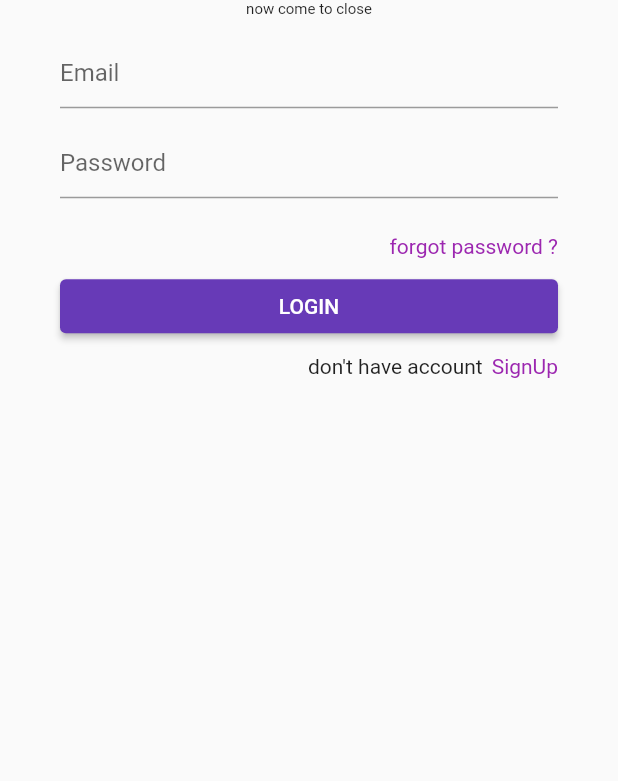
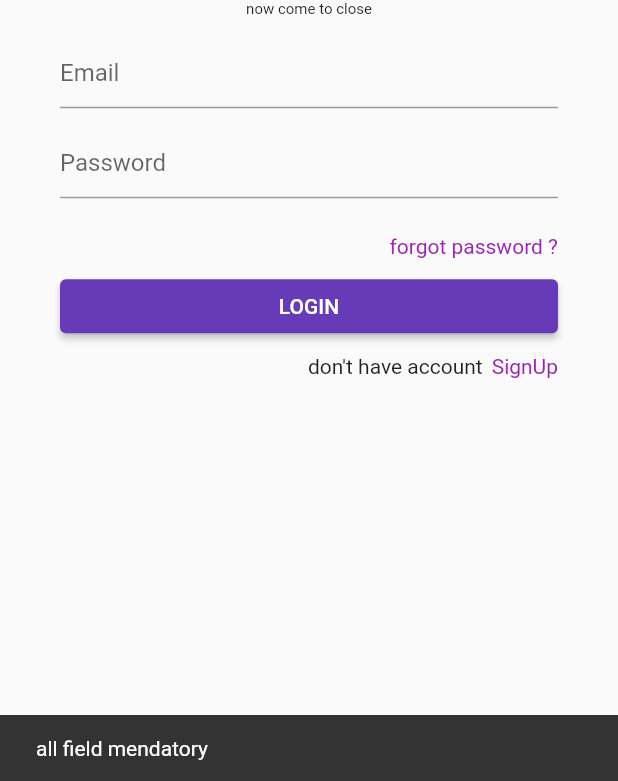
Before and after one commit to farmanzia/flutter_chat_app, a Flutter app: the screen it shows after launch, after a tap on "LOGIN", on a phone screen of 412 x 824 dp, the part 455-1236 px from its top. Run offline on Flutter 3.47's test engine with Material 2 defaults, Android fonts, the phone set to English and light mode, and no system bars; our stand-ins replace cloud_firestore, firebase_auth, firebase_core; accounts and stored records are empty.

```diff
--- a/lib/main.dart
+++ b/lib/main.dart
@@ -4,9 +4,9 @@ import 'package:flutter/material.dart';
 
 import 'screen/login.dart';
 
-void main() async {
+Future main() async {
   WidgetsFlutterBinding.ensureInitialized();
-  await Firebase.initializeApp;
+  await Firebase.initializeApp();
 
   runApp(const MyApp());
 }
--- a/lib/screen/login.dart
+++ b/lib/screen/login.dart
@@ -1,5 +1,8 @@
 import 'package:chatapp_firebase/screen/signup.dart';
+import 'package:firebase_auth/firebase_auth.dart';
 import 'package:flutter/material.dart';
+
+import 'home.dart';
 
 class LogInScreen extends StatefulWidget {
   const LogInScreen({Key? key}) : super(key: key);
@@ -9,6 +12,37 @@ class LogInScreen extends StatefulWidget {
 }
 
 class _LogInScreenState extends State<LogInScreen> {
+  TextEditingController emailController = TextEditingController();
+  TextEditingController passwordController = TextEditingController();
+  User? user;
+  checkValues() async {
+    if (emailController.text.trim() == "" || passwordController.text == "") {
+      ScaffoldMessenger.of(context)
+          .showSnackBar(SnackBar(content: Text("all field mendatory")));
+    } else {
+      logIn(emailController.text.trim(), passwordController.text);
+
+      // ScaffoldMessenger.of(context)
+      //     .showSnackBar(SnackBar(content: Text("User Does Not Exist")));
+    }
+    // else {
+    //
+    // }
+  }
+
+  logIn(String email, String password) async {
+    UserCredential? userCredential;
+    try {
+      userCredential = await FirebaseAuth.instance
+          .signInWithEmailAndPassword(email: email, password: password);
+      // .createUserWithEmailAndPassword(email: email, password: password);
+      Navigator.push(context, MaterialPageRoute(builder: (_) => HomeScreen()));
+    } on FirebaseAuthException catch (ex) {
+      ScaffoldMessenger.of(context)
+          .showSnackBar(SnackBar(content: Text(ex.code.toString())));
+    }
+  }
+
   @override
   Widget build(BuildContext context) {
     return Scaffold(
@@ -32,12 +66,14 @@ class _LogInScreenState extends State<LogInScreen> {
                 height: 12,
               ),
               TextFormField(
+                controller: emailController,
                 decoration: InputDecoration(hintText: "Email"),
               ),
               const SizedBox(
                 height: 12,
               ),
               TextFormField(
+                controller: passwordController,
                 decoration: InputDecoration(hintText: "Password"),
               ),
               const SizedBox(
@@ -58,7 +94,10 @@ class _LogInScreenState extends State<LogInScreen> {
               SizedBox(
                   width: MediaQuery.of(context).size.width,
                   child: ElevatedButton(
-                      onPressed: () {}, child: const Text("LOGIN"))),
+                      onPressed: () {
+                        checkValues();
+                      },
+                      child: const Text("LOGIN"))),
               const SizedBox(
                 height: 8,
               ),
```
Also changed, not shown: lib/screen/home.dart (+14 -2 lines), lib/screen/signup.dart (+55 -3 lines).
